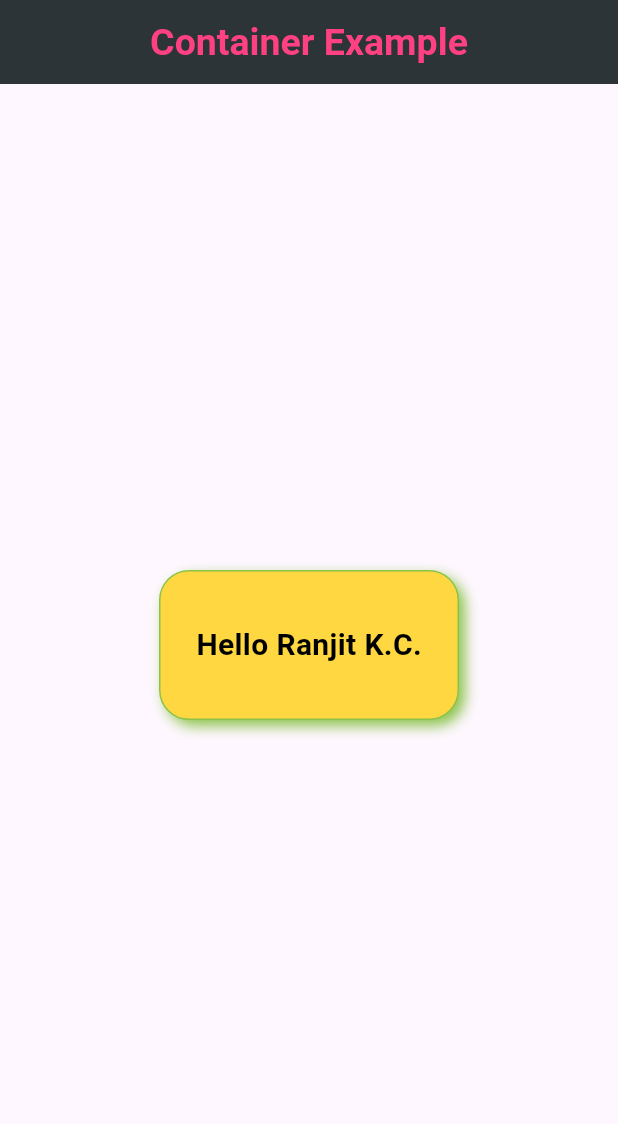
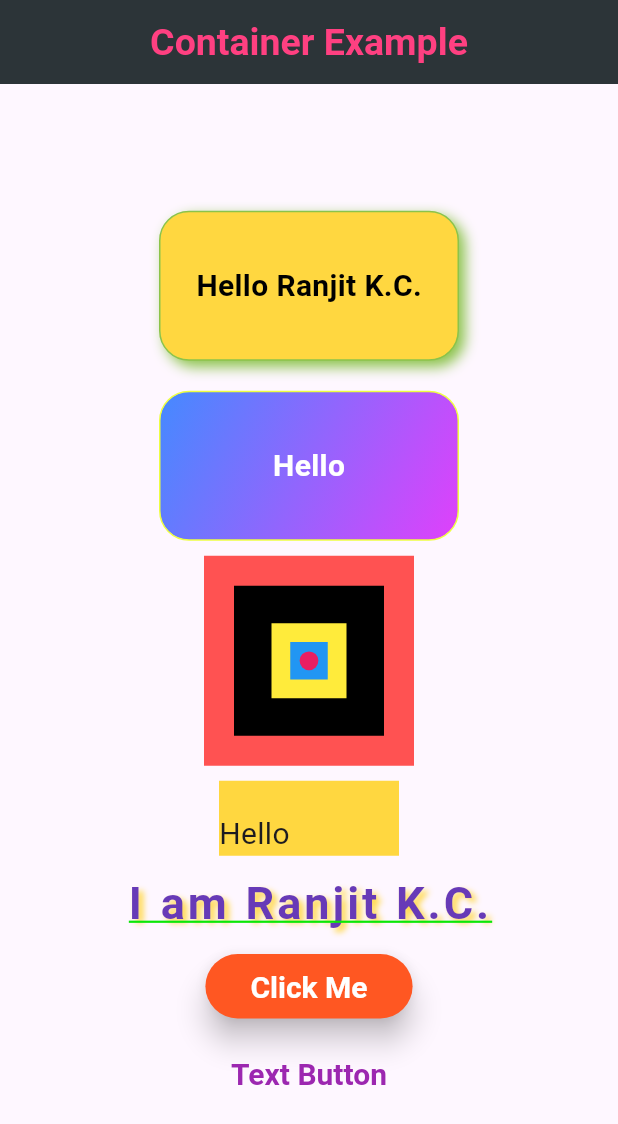
Before and after one commit to ranjitkc7/Widget-Docs, a Flutter app: the screen it shows after launch, on a phone screen of 412 x 824 dp. Shown: the top 1124 px of the screen. Run offline on Flutter 3.47's test engine with Material 3 defaults, Android fonts, the light colour scheme and no system bars; Roboto replaces fonts that are missing (Times New Roman).

Commit message:
Text and Button

```diff
--- a/lib/main.dart
+++ b/lib/main.dart
@@ -10,6 +10,8 @@ class MyApp extends StatelessWidget {
   @override
   Widget build(BuildContext context) {
     return MaterialApp(
+      debugShowCheckedModeBanner: false,
+      title: 'Flutter Demo',
       home: Scaffold(
         appBar: AppBar(
           title: const Text("Container Example"),
@@ -54,7 +56,125 @@ class MyApp extends StatelessWidget {
               ),
               const SizedBox(height: 20),
               Container(
-
+                width: 200,
+                height: 100,
+                decoration: BoxDecoration(
+                  gradient: const LinearGradient(
+                    colors: [Colors.blueAccent, Colors.purpleAccent],
+                    begin: Alignment.topLeft,
+                    end: Alignment.bottomRight,
+                  ),
+                  borderRadius: BorderRadius.circular(20),
+                  border: Border.all(color: Colors.limeAccent, width: 1),
+                ),
+                child: const Center(
+                  child: Text(
+                    "Hello",
+                    style: TextStyle(
+                      color: Colors.white,
+                      fontSize: 20,
+                      fontWeight: FontWeight.bold,
+                    ),
+                  ),
+                ),
+              ),
+              const SizedBox(height: 10),
+              Container(
+                color: Colors.redAccent,
+                padding: const EdgeInsets.all(20),
+                child: Container(
+                  color: Colors.black,
+                  width: 100,
+                  height: 100,
+                  alignment: Alignment.center,
+                  child: Container(
+                    height: 50,
+                    width: 50,
+                    color: Colors.yellow,
+                    alignment: Alignment.center,
+                    child: Container(
+                      height: 25,
+                      width: 25,
+                      color: Colors.blue,
+                      alignment: Alignment.center,
+                      child: Container(
+                        height: 12.5,
+                        width: 12.5,
+                        decoration: BoxDecoration(
+                          borderRadius: BorderRadius.circular(100),
+                          color: Colors.pink,
+                        ),
+                      ),
+                    ),
+                  ),
+                ),
+              ),
+              const SizedBox(height: 10),
+              Container(
+                width: 120,
+                height: 50,
+                color: Colors.amberAccent,
+                alignment: Alignment.bottomLeft,
+                child: const Text("Hello", style: TextStyle(fontSize: 20)),
+              ),
+              const SizedBox(height: 10),
+              Text(
+                "I am Ranjit K.C.",
+                style: TextStyle(
+                  color: Colors.deepPurple,
+                  fontFamily: "Times New Roman",
+                  fontSize: 30,
+                  fontWeight: FontWeight.bold,
+                  letterSpacing: 2,
+                  wordSpacing: 1,
+                  decoration: TextDecoration.underline,
+                  decorationColor: const Color.fromARGB(255, 11, 231, 7),
+                  // decorationStyle: TextDecorationStyle.wavy,
+                  shadows: [
+                    Shadow(
+                      color: Colors.amberAccent,
+                      blurRadius: 5,
+                      offset: Offset(3, 3),
+                    ),
+                  ],
+                ),
+              ),
+              const SizedBox(height: 10),
+              ElevatedButton(
+                onPressed: () {
+                  print("Button Clicked Successfully");
+                },
+                style: ElevatedButton.styleFrom(
+                  backgroundColor: Colors.deepOrange,
+                  foregroundColor: Colors.white,
+                  textStyle: const TextStyle(
+                    fontSize: 20, fontWeight: FontWeight.w700
+                  ),
+                  padding: const EdgeInsets.symmetric(
+                    horizontal: 30,
+                    vertical: 10,
+                  ),
+                  shape: RoundedRectangleBorder(
+                    borderRadius: BorderRadius.circular(30),
+                  ),
+                  elevation: 8,
+                ),
+                child: const Text("Click Me"),
+              ),
+              const SizedBox(height: 10),
+              TextButton(
+                onPressed: (){
+                  print("Text Button Clicked Successfully");
+                },
+                 style:TextButton.styleFrom(
+                  foregroundColor: Colors.purple,
+                  padding: const EdgeInsets.all(10),
+                  textStyle: const TextStyle(
+                    fontSize: 20,
+                    fontWeight: FontWeight.w700
+                  ),
+                 ),
+                 child: const Text("Text Button"),
               )
             ],
           ),
```
